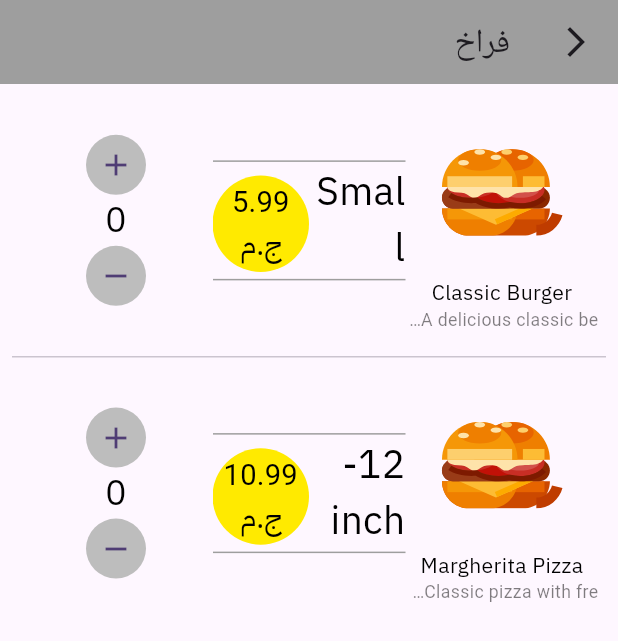
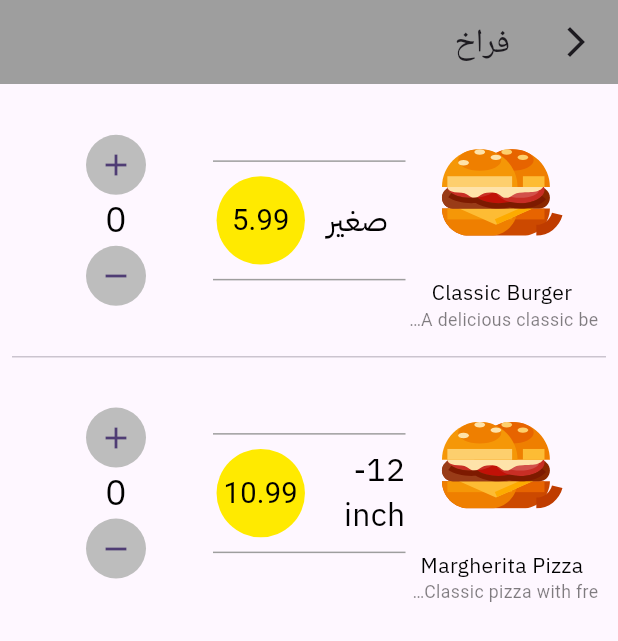
Before and after one commit to ahmedaadel/POS, a Flutter app: the screen it shows after launch, after a tap on the "add" icon, on a phone screen of 412 x 824 dp. Shown: the top 641 px of the screen. Run offline on Flutter 3.47's test engine with Material 3 defaults, Android fonts, the phone set to English and light mode, and no system bars; our stand-ins replace dio, flutter_bloc, flutter_svg, fluttertoast, shared_preferences, sqflite; accounts and stored records are empty; Roboto replaces fonts that are missing (IBMPexl).

Commit message:
Dawly: building item specifications page

```diff
--- a/app/lib/Modules/MenuItems.dart
+++ b/app/lib/Modules/MenuItems.dart
@@ -25,10 +25,10 @@ class _ItemsScreenState extends State<ItemsScreen> {
     };
 
 // Declare the categories
-Category burgersCategory = Category(id: 1, name: 'Burgers', description: 'Grilled burgers', parentCategory: null, clientId: 1);
-Category pizzasCategory = Category(id: 2, name: 'Pizzas', description: 'Wood-fired pizzas', parentCategory: null, clientId: 1);
-Category drinksCategory = Category(id: 3, name: 'Drinks', description: 'Beverages and soft drinks', parentCategory: null, clientId: 2);
-Category saladsCategory = Category(id: 4, name: 'Salads', description: 'Fresh and healthy salads', parentCategory: null, clientId: 2);
+Category burgersCategory = Category(id: 1, name: 'برجر', description: 'جريل', parentCategory: null, clientId: 1);
+Category pizzasCategory = Category(id: 2, name: 'بيتزا', description: 'بيتزا مدخنه', parentCategory: null, clientId: 1);
+Category drinksCategory = Category(id: 3, name: 'مشروبات', description: 'مشروبات ومياه عازيه', parentCategory: null, clientId: 2);
+Category saladsCategory = Category(id: 4, name: 'سلطات', description: 'سلطات صحيه طازجه', parentCategory: null, clientId: 2);
 
 // Declare the menu items
 MenuItem classicBurger = MenuItem(
@@ -83,9 +83,9 @@ MenuItem caesarSalad = MenuItem(
 
 // Declare the item sizes and assign them to the corresponding MenuItem
 classicBurger.sizes.addAll([
-  ItemSize(id: 1, menuItem: classicBurger, size: 'Small', price: 5.99),
-  ItemSize(id: 2, menuItem: classicBurger, size: 'Medium', price: 7.99),
-  ItemSize(id: 3, menuItem: classicBurger, size: 'Large', price: 9.99),
+  ItemSize(id: 1, menuItem: classicBurger, size: 'صغير', price: 5.99),
+  ItemSize(id: 2, menuItem: classicBurger, size: 'وسط', price: 7.99),
+  ItemSize(id: 3, menuItem: classicBurger, size: 'كبير', price: 9.99),
 ]);
 
 margheritaPizza.sizes.addAll([
--- a/app/lib/Shared/Component.dart
+++ b/app/lib/Shared/Component.dart
@@ -16,8 +16,6 @@ Widget sizeCard(context,ItemSize itemSize){
         height: 1,
         width: double.infinity,
         color: Colors.grey,
-
-
       ),
       Expanded(
         child: Row(
@@ -28,7 +26,7 @@ Widget sizeCard(context,ItemSize itemSize){
              child: Column(
               mainAxisAlignment: MainAxisAlignment.center,
                children: [
-                 DefaultText(text:  itemSize.size,font_size: getAppSize(context, 22)),
+                 DefaultText(text:itemSize.size,font_size: getAppSize(context, 18)),
                ],
              ),
            ),
@@ -38,7 +36,7 @@ Widget sizeCard(context,ItemSize itemSize){
               mainAxisAlignment: MainAxisAlignment.center,
                children: [
                  CircleAvatar(backgroundColor: Color(0xffFFEA00),
-                 radius: getAppSize(context, 35),
+                 radius: getAppSize(context, 25),
                  child: Column(
                   mainAxisAlignment: MainAxisAlignment.center,
                    children: [
@@ -47,11 +45,11 @@ Widget sizeCard(context,ItemSize itemSize){
                       font_size: getAppSize(context, 16.5),
                       font: "Roboto"
                      ),
-                     DefaultText(
-                      text: "ج.م",
-                      font_size: getAppSize(context, 16.5),
-
-                     ),
+                     // DefaultText(
+                     //  text: "ج.م",
+                     //  font_size: getAppSize(context, 16.5),
+                     //
+                     // ),
                    ],
                  ),
 
@@ -133,11 +131,8 @@ Widget itemCard(context, MenuItem item) {
             flex: 1,
             child: ListWheelScrollView(
               itemExtent: 80,
-
               diameterRatio: 1,
-
               clipBehavior: Clip.hardEdge, // Correct usage
-
               children: sizes,
             ),
           ),
```
Also changed, not shown: app/lib/Modules/ItemSpecifications.dart (added, +142 -0 lines), app/lib/Network/Remote/Dio_Helper.dart (+4 -7 lines), app/pubspec.lock.
